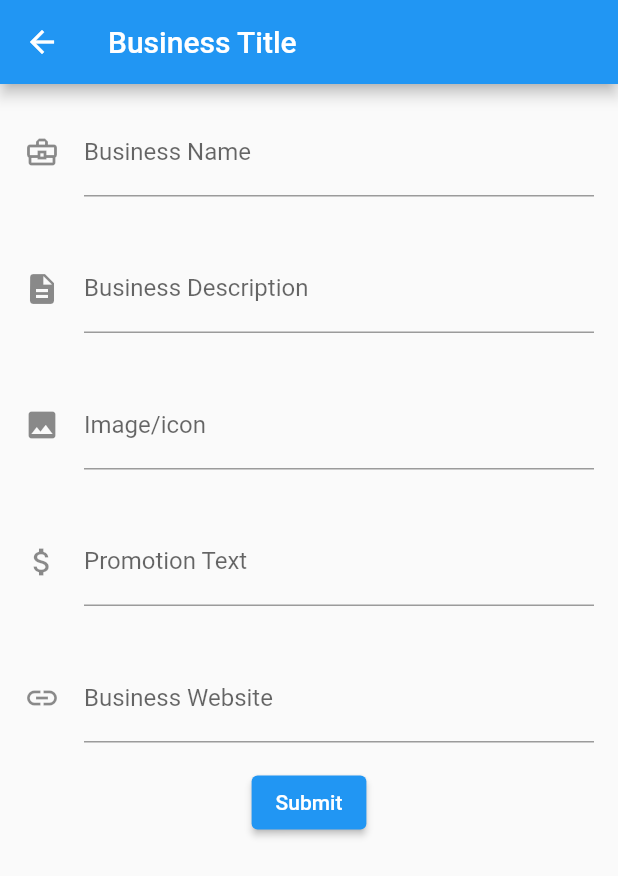
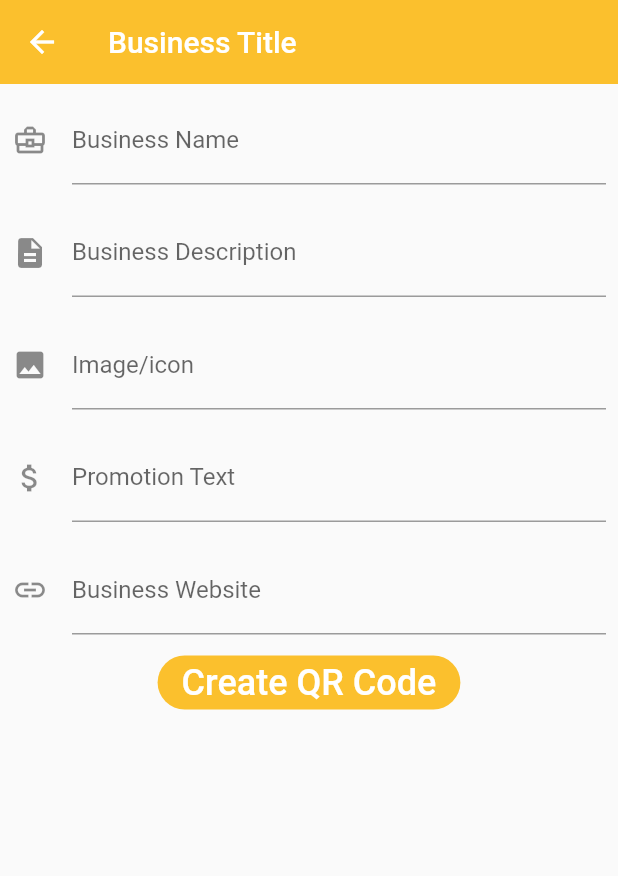
Before and after one commit to Nollum/BusinessPromo, a Flutter app: the CreateCode screen opened directly, on a phone screen of 412 x 824 dp. Shown: the top 876 px of the screen. Run offline on Flutter 3.47's test engine with Material 2 defaults, Android fonts, the phone set to English and light mode, and no system bars; our stand-ins replace flutter_login, flutter_secure_storage, get_storage, qr_flutter, share_plus; missing offline and left inert: qr_code_scanner; accounts and stored records are empty; statements that could not run were skipped.

Commit message:
Added QR code functionality

```diff
--- a/flutter_app/lib/createCode.dart
+++ b/flutter_app/lib/createCode.dart
@@ -1,3 +1,5 @@
+import 'dart:convert';
+
 import 'package:flutter/gestures.dart';
 import 'package:flutter/material.dart';
 import 'package:qr_code_scanner/qr_code_scanner.dart';
@@ -10,6 +12,8 @@ import 'package:flutter/material.dart';
 import 'package:url_launcher/url_launcher.dart';
 import 'package:http/http.dart' as http;
 import 'package:get_storage/get_storage.dart';
+import 'package:qr_flutter/qr_flutter.dart';
+import 'package:share_plus/share_plus.dart';
 
 // final storage = new FlutterSecureStorage();
 final box = GetStorage();
@@ -23,6 +27,19 @@ class CreateCode extends StatefulWidget {
 
 class _CreateCode extends State<CreateCode> {
 
+  final box = GetStorage();
+
+  var qrCode = "";
+
+  @override
+  void initState(){
+    controller1.text = box.read("name");
+    controller2.text = box.read("description");
+    controller3.text = box.read("image");
+    controller4.text = box.read("promoText");
+    controller5.text = box.read("website");
+
+  }
   final controller1 = TextEditingController();
   final controller2 = TextEditingController();
   final controller3 = TextEditingController();
@@ -33,12 +50,14 @@ class _CreateCode extends State<CreateCode> {
   Widget build(BuildContext context) {
     return Scaffold(
       appBar: AppBar(
+        backgroundColor: Colors.yellow[700],
         title: const Text('Business Title'),
+        elevation: 0,
       ),
       body: Column(
         children: <Widget>[
           Padding(
-            padding: const EdgeInsets.all(16.0),
+            padding: const EdgeInsets.all(8.0),
             child: TextFormField(
               controller: controller1,
               decoration: const InputDecoration(
@@ -54,7 +73,7 @@ class _CreateCode extends State<CreateCode> {
             ),
           ),
           Padding(
-            padding: const EdgeInsets.all(16.0),
+            padding: const EdgeInsets.all(8.0),
             child: TextFormField(
               controller: controller2,
               decoration: const InputDecoration(
@@ -72,7 +91,7 @@ class _CreateCode extends State<CreateCode> {
             ),
           ),
           Padding(
-            padding: const EdgeInsets.all(16.0),
+            padding: const EdgeInsets.all(8.0),
             child: TextFormField(
               controller: controller3,
               decoration: const InputDecoration(
@@ -90,7 +109,7 @@ class _CreateCode extends State<CreateCode> {
             ),
           ),
           Padding(
-            padding: const EdgeInsets.all(16.0),
+            padding: const EdgeInsets.all(8.0),
             child: TextFormField(
               controller: controller4,
               decoration: const InputDecoration(
@@ -109,7 +128,7 @@ class _CreateCode extends State<CreateCode> {
           ),
 
           Padding(
-            padding: const EdgeInsets.all(16.0),
+            padding: const EdgeInsets.all(8.0),
             child: TextFormField(
               controller: controller5,
               decoration: const InputDecoration(
@@ -127,17 +146,91 @@ class _CreateCode extends State<CreateCode> {
               },
             ),
           ),
+
           ElevatedButton(
-            child: const Text('Submit'),
+            child: const Text('Create QR Code',style: TextStyle(fontSize: 24)),
+            style: ElevatedButton.styleFrom (
+              elevation: 0,
+              primary: Colors.yellow[700],
+              onPrimary: Colors.white,
+              shape: new RoundedRectangleBorder(
+                borderRadius: new BorderRadius.circular(30.0),
+              ),
+              // fixedSize: Size(200, 70),
+
+            ),
+
             onPressed: () async {
               var url = Uri.parse('https://frozen-tundra-73649.herokuapp.com/api/codes');
               // var value = storage.read(key: 'jwt');
               var value = await box.read("jwt");
 
               print(value);
+              box.write("name", controller1.text);
+              box.write("description", controller2.text);
+              box.write("image", controller3.text);
+              box.write("promoText", controller4.text);
+              box.write("website", controller5.text);
+
               var response = await http.post(url, body: {'name': controller1.text, 'description': controller2.text, 'image': controller3.text, 'promoText': controller4.text, 'website': controller5.text,'jwt': value});
               print('Response status: ${response.statusCode}');
               print('Response body: ${response.body}');
+
+              print(response.body);
+              var body = json.decode(response.body);
+              var test3 = (body['code']);
+              // var body3 = json.decode(test3.body);
+
+              qrCode = test3["_id"];
+
+              showDialog(
+                context: context,
+                builder: (context) {
+                  return Dialog(
+                    // shape: RoundedRectangleBorder(borderRadius: BorderRadius.circular(40)),
+                    // elevation: 16,
+                    child: Container(
+                      height: 400,
+                      child: Column(
+                        children: [
+                          QrImage(
+                            data: qrCode,
+                            // version: QrVersions.auto,
+                            // size: 200.0,
+                            // gapless: false,
+                            // embeddedImage: AssetImage('Graphics/Spur_Logo.png'),
+                            // embeddedImageStyle: QrEmbeddedImageStyle(
+                            //   size: Size(80, 80),
+                            // ),
+
+                          ),
+                          ElevatedButton(
+                            // style: raisedButtonStyle,
+                            style: ElevatedButton.styleFrom (
+                              elevation: 0,
+                              primary: Colors.yellow[700],
+                              onPrimary: Colors.white,
+                              shape: new RoundedRectangleBorder(
+                                borderRadius: new BorderRadius.circular(30.0),
+                              ),
+                              // fixedSize: Size(200, 70),
+
+                            ),
+                            onPressed: () {
+                              launch("https://api.qrserver.com/v1/create-qr-code/?size=200x200&data=${qrCode}");
+                            },
+                            child: Text('Save',style: TextStyle(fontSize: 24)),
+                          )
+
+                        ],
+                      ),
+
+
+                    ),
+                  );
+                },
+              );
+
               //_id
               // Navigator.push(
               //   context,
--- a/flutter_app/lib/scan.dart
+++ b/flutter_app/lib/scan.dart
@@ -38,7 +38,8 @@ class _BirdState extends State<Scan> {
   Widget build(BuildContext context) {
     return Scaffold(
       appBar: AppBar(
-        title: const Text('Scan QR'),
+        backgroundColor: Colors.yellow[700],
+        title: const Text('Scan'),
       ),
       body: Column(
         children: <Widget>[
@@ -60,7 +61,7 @@ class _BirdState extends State<Scan> {
       key: qrKey,
       onQRViewCreated: _onQRViewCreated,
       overlay: QrScannerOverlayShape(
-          borderColor: Colors.red,
+          borderColor: Colors.yellow,
           borderRadius: 10,
           borderLength: 30,
           borderWidth: 10,
--- a/flutter_app/pubspec.yaml
+++ b/flutter_app/pubspec.yaml
@@ -41,6 +41,8 @@ dependencies:
   http: ^0.13.3
   flutter_secure_storage: ^4.2.1
   get_storage: ^2.0.3
+  qr_flutter: ^4.0.0
+  share_plus: ^2.1.4
 
 dev_dependencies:
   flutter_test:
@@ -65,8 +67,8 @@ flutter:
   uses-material-design: true
 
   # To add assets to your application, add an assets section, like this:
-  # assets:
-  #   - images/a_dot_burr.jpeg
+  assets:
+     - Graphics/Spur_Logo.png
   #   - images/a_dot_ham.jpeg
 
   # An image asset can refer to one or more resolution-specific "variants", see
```
Also changed, not shown: flutter_app/lib/main.dart (+18 -1 lines), flutter_app/pubspec.lock, 6 other files.
